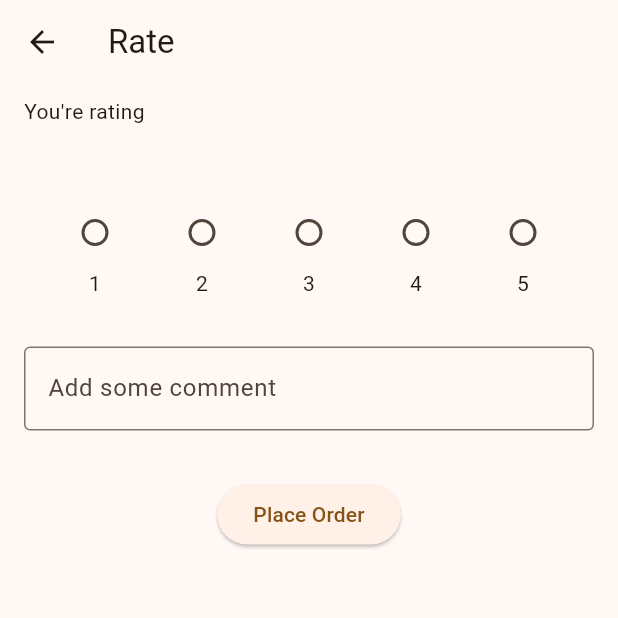
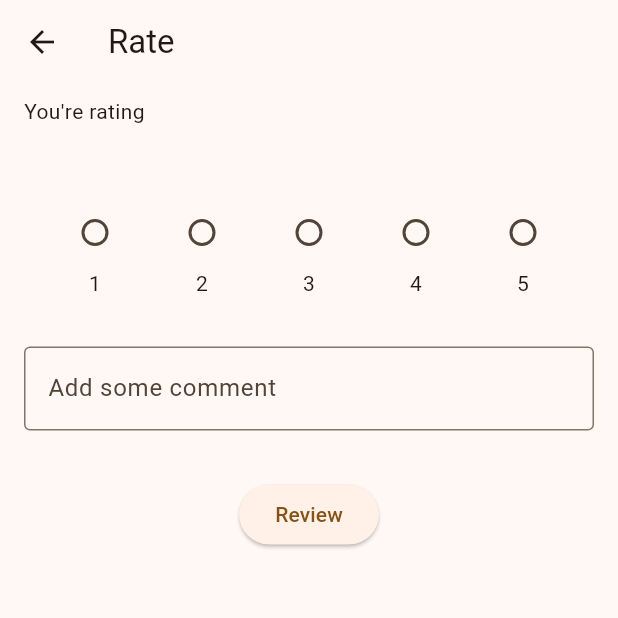
Before and after one commit to NaiNonTH/monkeyfood, a Flutter app: the RatingPage screen opened directly with empty values, on a phone screen of 412 x 824 dp, the top half of it. Run offline on Flutter 3.47's test engine with Material 3 defaults, Android fonts, the phone set to English and light mode, and no system bars; our stand-ins replace file_picker, flutter_bloc, flutter_dotenv, go_router, random_string, shared_preferences and 1 more; missing offline and left inert: humanize; accounts and stored records are empty; network calls fail.

Commit message:
Fix button label

```diff
--- a/lib/pages/profile/rating_page.dart
+++ b/lib/pages/profile/rating_page.dart
@@ -101,7 +101,7 @@ class _RatingPageState extends State<RatingPage> {
                             height: 16,
                             child: CircularProgressIndicator(strokeWidth: 2),
                           )
-                        : Text('Place Order'),
+                        : Text('Review'),
                   ),
                 ),
               ],
```
